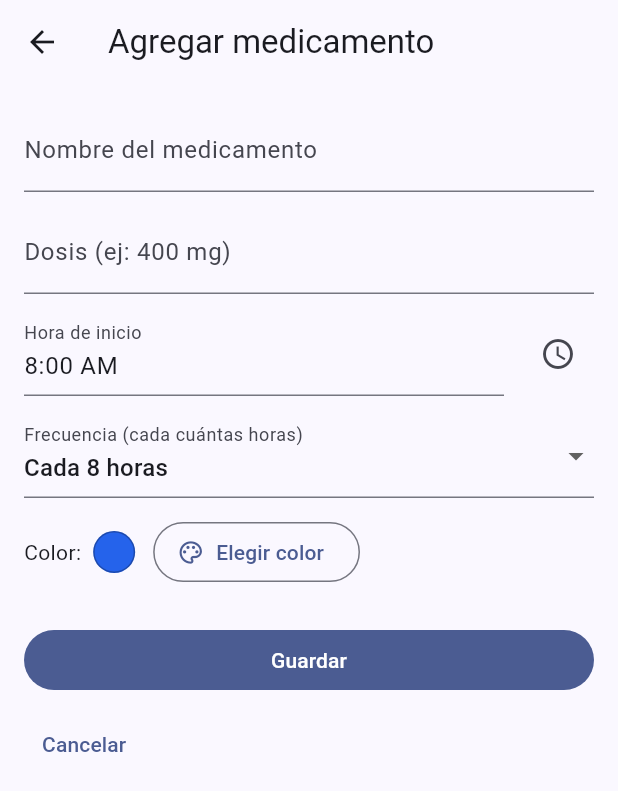
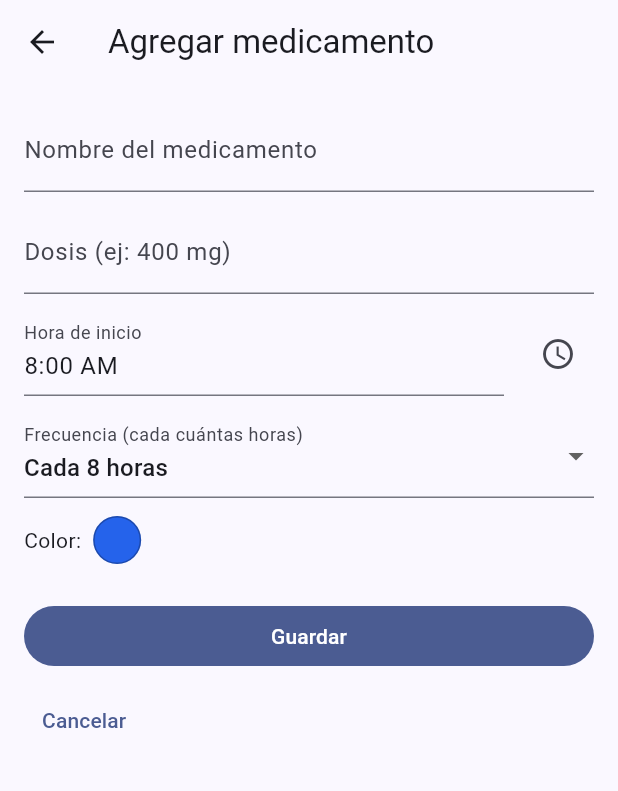
Before and after one commit to Josebaezx/miboti, a Flutter app: the screen it shows after launch, after a tap on the "add" icon, on a phone screen of 412 x 824 dp. Shown: the top 791 px of the screen. Run offline on Flutter 3.47's test engine with Material 3 defaults, Android fonts, the light colour scheme and no system bars; our stand-ins replace flutter_colorpicker, flutter_local_notifications, hive, hive_flutter, permission_handler, timezone; accounts and stored records are empty.

Commit message:
feat: mejora color picker

```diff
--- a/lib/pages/add_med_page.dart
+++ b/lib/pages/add_med_page.dart
@@ -30,30 +30,18 @@ class _AddMedPageState extends State<AddMedPage> {
   int _frequencyHours = 8; // 2,4,6,8
 
   Future<void> _openColorPicker() async {
-    Color temp = _color;
     await showDialog(
       context: context,
+      barrierDismissible: true,
       builder: (ctx) => AlertDialog(
         title: const Text('Seleccionar color'),
-        content: SingleChildScrollView(
-          child: BlockPicker(
-            pickerColor: temp,
-            onColorChanged: (c) => temp = c,
-          ),
-        ),
-        actions: [
-          TextButton(
-            onPressed: () => Navigator.of(ctx).pop(),
-            child: const Text('Cancelar'),
-          ),
-          FilledButton(
-            onPressed: () {
-              setState(() => _color = temp);
+        content: BlockPicker(
+          pickerColor: _color,
+          onColorChanged: (c) {
+            setState(() => _color = c);
             Navigator.of(ctx).pop();
           },
-            child: const Text('Aceptar'),
         ),
-        ],
       ),
     );
   }
@@ -179,20 +167,18 @@ class _AddMedPageState extends State<AddMedPage> {
                 children: [
                   const Text('Color:'),
                   const SizedBox(width: 8),
-                  Container(
-                    width: 28,
-                    height: 28,
+                  InkWell(
+                    onTap: _openColorPicker,
+                    borderRadius: BorderRadius.circular(20),
+                    child: Container(
+                      width: 32,
+                      height: 32,
                       decoration: BoxDecoration(
                         color: _color,
                         shape: BoxShape.circle,
                         border: Border.all(color: Colors.black26),
                       ),
                     ),
-                  const SizedBox(width: 12),
-                  OutlinedButton.icon(
-                    icon: const Icon(Icons.color_lens_outlined),
-                    label: const Text('Elegir color'),
-                    onPressed: _openColorPicker,
                   ),
                 ],
               ),
```
Lines whose indentation alone changed are shown as unchanged.
